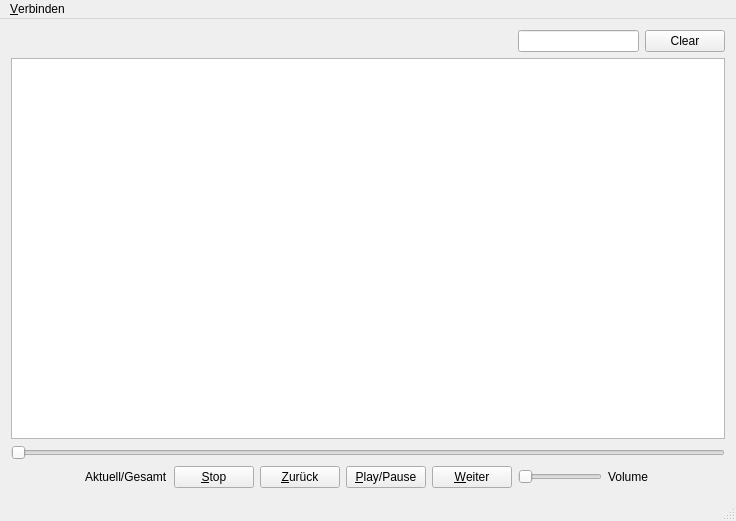
ArkEcho/arkecho_player, file arkecho_player/arkecho_player/Ui/ArkEchoPlayerView.ui: the form before one commit.
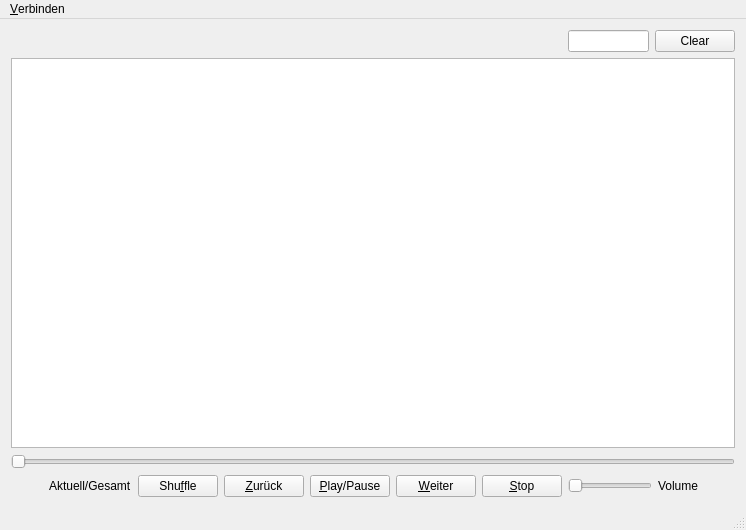
The form after the commit.

Commit message: Player: Implemented Shuffle Button; Refacotred MusicSong Class

Patch:
```diff
--- a/arkecho_player/arkecho_player/Ui/ArkEchoPlayerView.ui
+++ b/arkecho_player/arkecho_player/Ui/ArkEchoPlayerView.ui
@@ -6,8 +6,8 @@
    <rect>
     <x>0</x>
     <y>0</y>
-    <width>736</width>
-    <height>521</height>
+    <width>746</width>
+    <height>530</height>
    </rect>
   </property>
   <property name="windowTitle">
@@ -78,9 +78,9 @@
        </widget>
       </item>
       <item>
-       <widget class="QPushButton" name="pbStop">
+       <widget class="QPushButton" name="pbShuffle">
         <property name="text">
-         <string>&amp;Stop</string>
+         <string>Shu&amp;ffle</string>
         </property>
        </widget>
       </item>
@@ -109,6 +109,13 @@
         </property>
        </widget>
       </item>
+      <item>
+       <widget class="QPushButton" name="pbStop">
+        <property name="text">
+         <string>&amp;Stop</string>
+        </property>
+       </widget>
+      </item>
      </layout>
     </item>
     <item row="3" column="2">
@@ -158,7 +165,7 @@
     <rect>
      <x>0</x>
      <y>0</y>
-     <width>736</width>
+     <width>746</width>
      <height>21</height>
     </rect>
    </property>
```
The commit also changes 6 other files.
